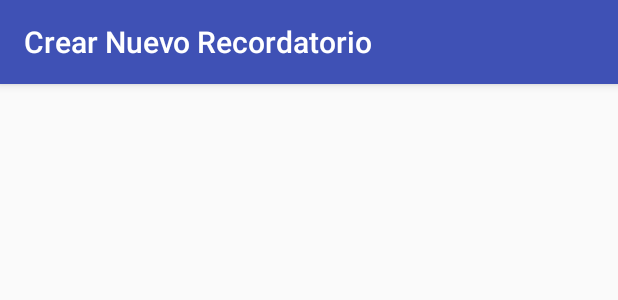
After one commit to Colima-97/Recordatorios_App, an Android app: the layout content_recordatorio.xml on its own in the app's theme, with its tools: preview values and no code run, on a phone screen of 412 x 824 dp. The commit adds this screen. Shown: the top 300 px of the screen. Run offline under Robolectric (Android 15) with nearby library versions, the phone set to English and light mode, and no system bars.

Commit message:
Agregada actividad recordatorio pero con problemas para agregarle otros componentes

```diff
--- a/app/src/main/AndroidManifest.xml
+++ b/app/src/main/AndroidManifest.xml
@@ -20,6 +20,10 @@
         <activity
             android:name=".Buscar"
             android:label="@string/title_activity_buscar"
+            android:theme="@style/AppTheme.NoActionBar" />
+        <activity
+            android:name=".recordatorio"
+            android:label="@string/title_activity_recordatorio"
             android:theme="@style/AppTheme.NoActionBar"></activity>
     </application>
 
--- /dev/null
+++ b/app/src/main/res/layout/content_recordatorio.xml
@@ -0,0 +1,24 @@
+<?xml version="1.0" encoding="utf-8"?>
+<android.support.design.widget.CoordinatorLayout xmlns:android="http://schemas.android.com/apk/res/android"
+    xmlns:app="http://schemas.android.com/apk/res-auto"
+    xmlns:tools="http://schemas.android.com/tools"
+    android:layout_width="match_parent"
+    android:layout_height="match_parent"
+    tools:context="cry.who.boy.tec.brandon.com.recordatorios_app.Buscar">
+
+    <android.support.design.widget.AppBarLayout
+        android:layout_width="match_parent"
+        android:layout_height="wrap_content"
+        android:theme="@style/AppTheme.AppBarOverlay">
+
+        <android.support.v7.widget.Toolbar
+            android:id="@+id/toolbar"
+            android:layout_width="match_parent"
+            android:layout_height="?attr/actionBarSize"
+            android:background="?attr/colorPrimary"
+            app:popupTheme="@style/AppTheme.PopupOverlay"
+            app:title="Crear Nuevo Recordatorio" />
+
+    </android.support.design.widget.AppBarLayout>
+
+</android.support.design.widget.CoordinatorLayout>
--- a/app/src/main/res/values/strings.xml
+++ b/app/src/main/res/values/strings.xml
@@ -1,5 +1,6 @@
 <resources>
     <string name="app_name">Recordatorios App</string>
     <string name="title_activity_buscar">Buscar</string>
+    <string name="title_activity_recordatorio">recordatorio</string>
 
 </resources>
```
Also changed, not shown: app/src/main/java/cry/who/boy/tec/brandon/com/recordatorios_app/recordatorio.java (added, +29 -0 lines), app/src/main/res/layout/activity_recordatorio.xml (added, +33 -0 lines).
